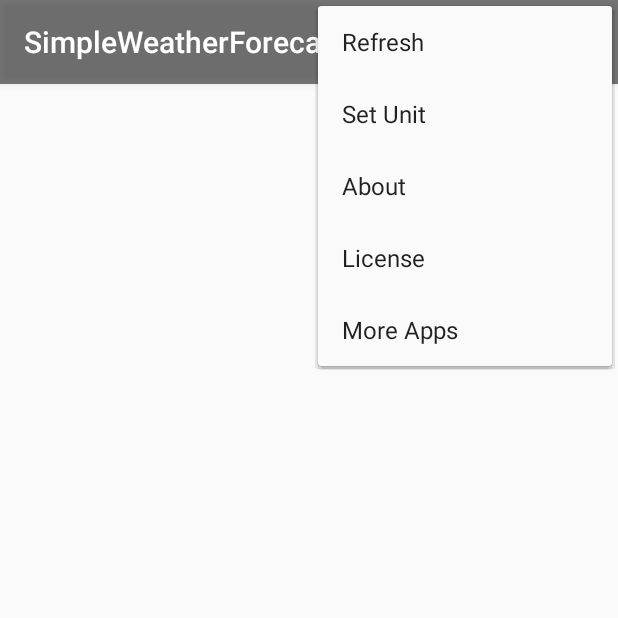
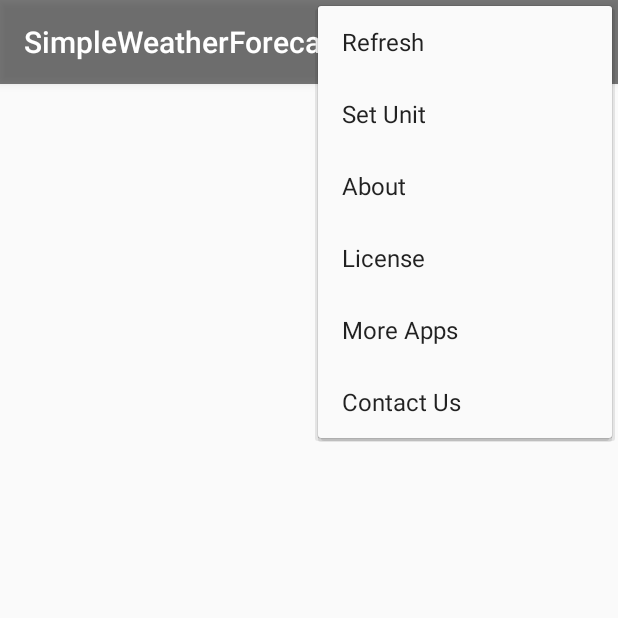
Before and after one commit to tvbarthel/SimpleWeatherForecast, an Android app: the screen it shows after launch (MainActivity), with the options menu open, on a phone screen of 412 x 824 dp, the top half of it. Run offline under Robolectric (Android 15) with nearby library versions, the phone set to English and light mode, and no system bars; libraries missing offline, so code that uses them is left out: com.nineoldandroids.view.

Commit message:
Add a contact action

```diff
--- a/SimpleWeatherForecast/src/main/res/menu/main.xml
+++ b/SimpleWeatherForecast/src/main/res/menu/main.xml
@@ -39,5 +39,9 @@
         android:orderInCategory="5"
         app:showAsAction="never" />
 
-
+    <item
+        android:id="@+id/menu_item_contact_us"
+        android:title="@string/menu_item_contact_us"
+        android:orderInCategory="6"
+        app:showAsAction="never" />
 </menu>
--- a/SimpleWeatherForecast/src/main/res/values/strings.xml
+++ b/SimpleWeatherForecast/src/main/res/values/strings.xml
@@ -54,4 +54,11 @@
     <string name="menu_item_license">License</string>
     <string name="menu_item_more_apps">More Apps</string>
     <string name="menu_item_support">Buy us a coffee</string>
+    <string name="menu_item_contact_us">Contact Us</string>
+
+    <!-- Contact Us -->
+    <string name="contact_us_title">Contact Us</string>
+    <string name="contact_us_email">tvbarthel@gmail.com</string>
+    <string name="contact_us_default_subject">[SimpleWeatherForecast] </string>
+    <string name="contact_us_uri">mailto:%1$s?subject=%2$s</string>
 </resources>
```
Also changed, not shown: SimpleWeatherForecast/src/main/java/fr/tvbarthel/apps/simpleweatherforcast/MainActivity.java (+17 -0 lines).
